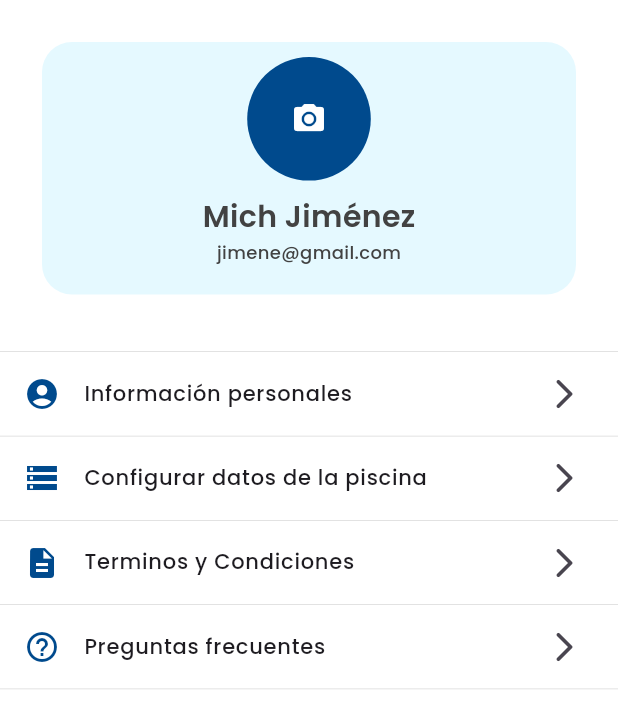
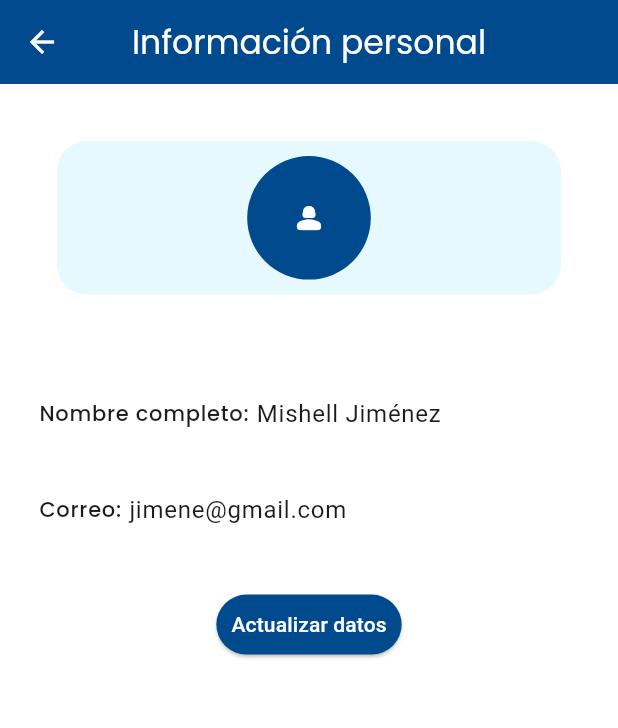
Before and after one commit to ArgelCM16/mamadas, a Flutter app: the PerfilPage screen opened directly, after a tap on "Información personales", on a phone screen of 412 x 824 dp. Shown: the top 728 px of the screen. Run offline on Flutter 3.47's test engine with Material 3 defaults, Android fonts, the light colour scheme and no system bars; our stand-ins replace curved_navigation_bar, fl_chart, get, google_fonts, hexcolor, image_picker and 1 more.

Commit message:
subiendo pantallas faltantes y funcion de la imagen de perfil

```diff
--- /dev/null
+++ b/lib/pages/Informacion_personal.dart
@@ -0,0 +1,180 @@
+import 'package:flutter/material.dart';
+import 'package:poolclean/utils/global.colors.dart';
+import 'package:google_fonts/google_fonts.dart';
+
+class InformacionPersonal extends StatefulWidget {
+  const InformacionPersonal({super.key});
+
+  @override
+  _InformacionPersonalState createState() => _InformacionPersonalState();
+}
+
+class _InformacionPersonalState extends State<InformacionPersonal> {
+  final _formKey = GlobalKey<FormState>();
+  String _fullName = 'Mishell Jiménez';
+  String _email = 'jimene@gmail.com';
+
+  @override
+  Widget build(BuildContext context) {
+    return Scaffold(
+      backgroundColor: Colors.white,
+      appBar: AppBar(
+        backgroundColor: GlobalColors.mainColor,
+        elevation: 0,
+        iconTheme: const IconThemeData(
+          color: Colors.white,
+        ),
+        centerTitle: true,
+        title: Text(
+          'Información personal',
+          style: GoogleFonts.poppins(
+            color: Colors.white,
+          ),
+        ),
+      ),
+      body: ListView(
+        padding: const EdgeInsets.all(10),
+        children: [
+          const CardPhotoPerfil(),
+          const SizedBox(
+            height: 20,
+          ),
+          Form(
+            key: _formKey,
+            child: Column(
+              children: [
+                ListTile(
+                  title: Row(
+                    children: [
+                      Text(
+                        'Nombre completo:',
+                        style: GoogleFonts.poppins(
+                            fontSize: 14, fontWeight: FontWeight.w500),
+                      ),
+                      const SizedBox(width: 5),
+                      Expanded(
+                        child: TextFormField(
+                          initialValue: _fullName,
+                          decoration: const InputDecoration(
+                            fillColor: Colors.grey,
+                            border: InputBorder.none,
+                            hintText: 'Ingrese su nombre completo',
+                          ),
+                          validator: (value) {
+                            if (value == null || value.isEmpty) {
+                              return 'Por favor ingrese su nombre completo';
+                            }
+                            return null;
+                          },
+                          onChanged: (value) {
+                            _fullName = value;
+                          },
+                        ),
+                      ),
+                    ],
+                  ),
+                ),
+                ListTile(
+                  title: Row(
+                    children: [
+                      Text(
+                        'Correo:',
+                        style: GoogleFonts.poppins(
+                            fontSize: 14, fontWeight: FontWeight.w500),
+                      ),
+                      const SizedBox(width: 5),
+                      Expanded(
+                        child: TextFormField(
+                          initialValue: _email,
+                          decoration: const InputDecoration(
+                            border: InputBorder.none,
+                            hintText: 'Ingrese su correo electrónico',
+                          ),
+                          validator: (value) {
+                            if (value == null || value.isEmpty) {
+                              return 'Por favor ingrese su correo electrónico';
+                            }
+                            return null;
+                          },
+                          onChanged: (value) {
+                            _email = value;
+                          },
+                        ),
+                      ),
+                    ],
+                  ),
+                ),
+                Padding(
+                  padding: const EdgeInsets.all(20.0),
+                  child: ElevatedButton(
+                    onPressed: () {
+                      if (_formKey.currentState!.validate()) {
+                        // TODO: Implement the update logic here
+                        ScaffoldMessenger.of(context).showSnackBar(
+                          const SnackBar(content: Text('Datos actualizados')),
+                        );
+                      }
+                    },
+                    style: ElevatedButton.styleFrom(
+                      backgroundColor: GlobalColors.mainColor,
+                      padding: const EdgeInsets.all(10),
+                      shape: RoundedRectangleBorder(
+                        borderRadius: BorderRadius.circular(20),
+                      ),
+                    ),
+                    child: const Text(
+                      'Actualizar datos',
+                      style: TextStyle(fontSize: 14, color: Colors.white),
+                    ),
+                  ),
+                ),
+              ],
+            ),
+          ),
+        ],
+      ),
+    );
+  }
+}
+
+class CardPhotoPerfil extends StatelessWidget {
+  const CardPhotoPerfil({super.key});
+
+  @override
+  Widget build(BuildContext context) {
+    double baseWidth = 400;
+    double fem = MediaQuery.of(context).size.width / baseWidth;
+    return Padding(
+      padding: const EdgeInsets.all(8.0),
+      child: Container(
+        width: 1000,
+        decoration: BoxDecoration(
+            borderRadius: BorderRadius.circular(20),
+            color: GlobalColors.colorborde),
+        margin: EdgeInsets.all(20),
+        child: Padding(
+          padding: const EdgeInsets.all(10.0),
+          child: Column(
+            crossAxisAlignment: CrossAxisAlignment.center,
+            children: <Widget>[
+              Column(
+                children: [
+                  Container(
+                    width: fem * 80,
+                    height: fem * 80,
+                    child: Icon(
+                      Icons.person_2_rounded,
+                      color: Colors.white,
+                    ),
+                    decoration: BoxDecoration(
+                        color: GlobalColors.mainColor, shape: BoxShape.circle),
+                  ),
+                ],
+              ),
+            ],
+          ),
+        ),
+      ),
+    );
+  }
+}
--- a/lib/pages/perfil.dart
+++ b/lib/pages/perfil.dart
@@ -1,7 +1,12 @@
+import 'dart:io';
 import 'package:flutter/material.dart';
+import 'package:get/route_manager.dart';
 import 'package:google_fonts/google_fonts.dart';
-import 'package:poolclean/utils/confi.responsive.dart';
+import 'package:poolclean/pages/Informacion_personal.dart';
+import 'package:poolclean/pages/preguntas_frecuentes.dart';
+import 'package:poolclean/pages/terminos_condiciones.dart';
 import 'package:poolclean/utils/global.colors.dart';
+import 'package:image_picker/image_picker.dart';
 
 class PerfilPage extends StatefulWidget {
   const PerfilPage({super.key});
@@ -13,6 +18,7 @@ class PerfilPage extends StatefulWidget {
 class _PerfilPageState extends State<PerfilPage> {
   bool shadowColor = false;
   double? scrolledUnderElevation;
+
   @override
   Widget build(BuildContext context) {
     return Scaffold(
@@ -21,9 +27,7 @@ class _PerfilPageState extends State<PerfilPage> {
         child: Center(
           child: Column(mainAxisAlignment: MainAxisAlignment.center, children: [
             const CardProfileImageSettings(),
-            SizedBox(
-              height: 10,
-            ),
+            const SizedBox(height: 10),
   ListTile(
               shape: Border(
                 bottom: BorderSide(color: Colors.grey, width: 0.2),
@@ -38,11 +42,16 @@ class _PerfilPageState extends State<PerfilPage> {
                 style: GoogleFonts.poppins(
                     fontSize: 14, fontWeight: FontWeight.w500),
               ),
-              trailing: Icon(Icons.arrow_forward_ios_rounded),
-              onTap: () {},
+              trailing: const Icon(Icons.arrow_forward_ios_rounded),
+              onTap: () {
+                Navigator.push(
+                    context,
+                    MaterialPageRoute(
+                        builder: (context) => const InformacionPersonal()));
+              },
             ),
             ListTile(
-              shape: Border(
+              shape:const Border(
                 bottom: BorderSide(color: Colors.grey, width: 0.2),
               ),
               leading: Icon(
@@ -58,7 +67,7 @@ class _PerfilPageState extends State<PerfilPage> {
               onTap: () {},
             ),
             ListTile(
-              shape: Border(
+              shape:const Border(
                 bottom: BorderSide(color: Colors.grey, width: 0.2),
               ),
               leading: Icon(
@@ -70,8 +79,13 @@ class _PerfilPageState extends State<PerfilPage> {
                 style: GoogleFonts.poppins(
                     fontSize: 14, fontWeight: FontWeight.w500),
               ),
-              trailing: Icon(Icons.arrow_forward_ios_rounded),
-              onTap: () {},
+              trailing:const Icon(Icons.arrow_forward_ios_rounded),
+              onTap: () {
+                Navigator.push(
+                    context,
+                    MaterialPageRoute(
+                        builder: (context) =>const TerminosCondiciones()));
+              },
             ),
             ListTile(
               shape: const Border(
@@ -89,7 +103,14 @@ class _PerfilPageState extends State<PerfilPage> {
                 ),
               ),
               trailing: const Icon(Icons.arrow_forward_ios_rounded),
-              onTap: () {},
+              onTap: () {
+                Navigator.push(
+                  context,
+                  MaterialPageRoute(
+                    builder: (context) => const PreguntasFrecuentes(),
+                  ),
+                );
+              },
             )
           ]),
         ),
@@ -98,41 +119,73 @@ class _PerfilPageState extends State<PerfilPage> {
   }
 }
 
-class CardProfileImageSettings extends StatelessWidget {
+class CardProfileImageSettings extends StatefulWidget {
   const CardProfileImageSettings({super.key});
+
+  @override
+  State<CardProfileImageSettings> createState() =>
+      _CardProfileImageSettingsState();
+}
+
+class _CardProfileImageSettingsState extends State<CardProfileImageSettings> {
+  File? _selectedImage;
+  final ImagePicker _picker = ImagePicker();
+
+  Future<void> _selectImage() async {
+    final pickedFile = await _picker.pickImage(source: ImageSource.gallery);
+    if (pickedFile != null) {
+      setState(() {
+        _selectedImage = File(pickedFile.path);
+      });
+    }
+  }
 
   @override
   Widget build(BuildContext context) {
     double baseWidth = 400;
     double fem = MediaQuery.of(context).size.width / baseWidth;
-    double ffem = fem * 0.97;
+
     return Padding(
       padding: const EdgeInsets.all(8.0),
       child: Container(
         width: 1000,
         decoration: BoxDecoration(
           borderRadius: BorderRadius.circular(20),
-            color: GlobalColors.colorborde),
-        margin: EdgeInsets.all(20),
+          color: GlobalColors.colorborde,
+        ),
+        margin:const  EdgeInsets.all(20),
         child: Padding(
           padding: const EdgeInsets.all(10.0),
           child: Column(
             crossAxisAlignment: CrossAxisAlignment.center,
             children: <Widget>[
-              Column(
+              GestureDetector(
+                onTap: _selectImage,
+                child: Column(
                   children: [
                     Container(
                       width: fem * 80,
                       height: fem * 80,
-                    child: Icon(
+                      child: _selectedImage != null
+                          ? ClipOval(
+                              child: Image.file(
+                                _selectedImage!,
+                                fit: BoxFit.cover,
+                                width: fem * 80,
+                                height: fem * 80,
+                              ),
+                            )
+                          : const Icon(
                               Icons.photo_camera,
                               color: Colors.white,
                             ),
                       decoration: BoxDecoration(
-                        color: GlobalColors.mainColor, shape: BoxShape.circle),
+                        color: GlobalColors.mainColor,
+                        shape: BoxShape.circle,
+                      ),
                     ),
                     Padding(
-                    padding: EdgeInsets.all(10),
+                      padding: const EdgeInsets.all(10),
                       child: Column(
                         children: [
                           Text(
@@ -154,6 +207,7 @@ class CardProfileImageSettings extends StatelessWidget {
                     ),
                   ],
                 ),
+              ),
             ],
           ),
         ),
--- a/lib/pages/splash.dart
+++ b/lib/pages/splash.dart
@@ -2,6 +2,7 @@ import 'dart:async';
 import 'package:flutter/material.dart';
 import 'package:get/get.dart';
 import 'package:google_fonts/google_fonts.dart';
+import 'package:poolclean/pages/ajustes_iniciales.dart';
 import 'package:poolclean/pages/login.dart';
 import 'package:poolclean/utils/global.colors.dart';
 
@@ -10,8 +11,8 @@ class Splash extends StatelessWidget {
 
   @override
   Widget build(BuildContext context) {
-    Timer(Duration(seconds: 5), () {
-      Get.to(LoginPage());
+    Timer(const Duration(seconds: 5), () {
+      Get.to(const AjustesInicialesPage());
     });
 
     return Scaffold(
--- a/pubspec.yaml
+++ b/pubspec.yaml
@@ -57,6 +57,8 @@ dev_dependencies:
   flutter_launcher_icons: ^0.14.1
   flutter_native_splash: ^2.0.0
   http: ^1.2.2
+  image_picker: ^0.8.5+3
+
 
 
 flutter_icons:
```
Also changed, not shown: lib/pages/ajustes_iniciales.dart (+5 -5 lines), lib/pages/preguntas_frecuentes.dart (added, +78 -0 lines), lib/pages/terminos_condiciones.dart (added, +87 -0 lines), pubspec.lock, 5 other files. Lines whose indentation alone changed are shown as unchanged.
